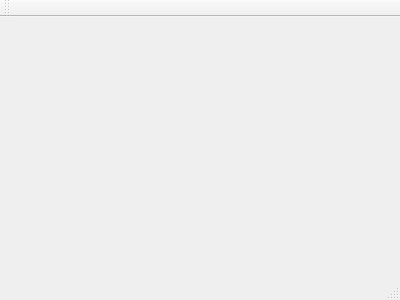
This is MAD_II/app/NetworkWizard/networkwizard.ui in theazgra/dataAnalysisCourse as Qt 5 draws it before an edit. The edited form follows.
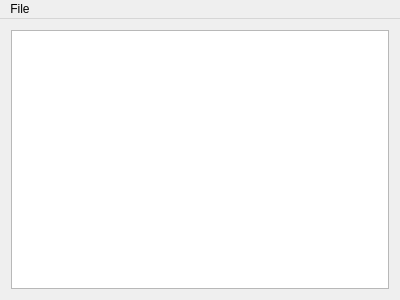
This is the edited form.

What changed in the file:
```diff
--- a/MAD_II/app/NetworkWizard/networkwizard.ui
+++ b/MAD_II/app/NetworkWizard/networkwizard.ui
@@ -12,13 +12,40 @@
   <property name="windowTitle" >
    <string>NetworkWizard</string>
   </property>
-  <widget class="QMenuBar" name="menuBar" />
-  <widget class="QToolBar" name="mainToolBar" />
-  <widget class="QWidget" name="centralWidget" />
-  <widget class="QStatusBar" name="statusBar" />
+  <widget class="QWidget" name="centralWidget">
+   <layout class="QVBoxLayout" name="verticalLayout">
+    <item>
+     <widget class="QTextEdit" name="textik"/>
+    </item>
+   </layout>
+  </widget>
+  <widget class="QMenuBar" name="menuBar">
+   <property name="geometry">
+    <rect>
+     <x>0</x>
+     <y>0</y>
+     <width>400</width>
+     <height>22</height>
+    </rect>
+   </property>
+   <widget class="QMenu" name="menuFile">
+    <property name="title">
+     <string>File</string>
+    </property>
+    <addaction name="miImportFromEdgePairs"/>
+   </widget>
+   <addaction name="menuFile"/>
+  </widget>
+  <action name="miImportFromEdgePairs">
+   <property name="checkable">
+    <bool>false</bool>
+   </property>
+   <property name="text">
+    <string>Import network</string>
+   </property>
+  </action>
  </widget>
- <layoutDefault spacing="6" margin="11" />
- <pixmapfunction></pixmapfunction>
+ <layoutdefault spacing="6" margin="11"/>
  <resources/>
  <connections/>
 </ui>
```
Left out of the diff: 7 changed lines with no effect on the pictures.
